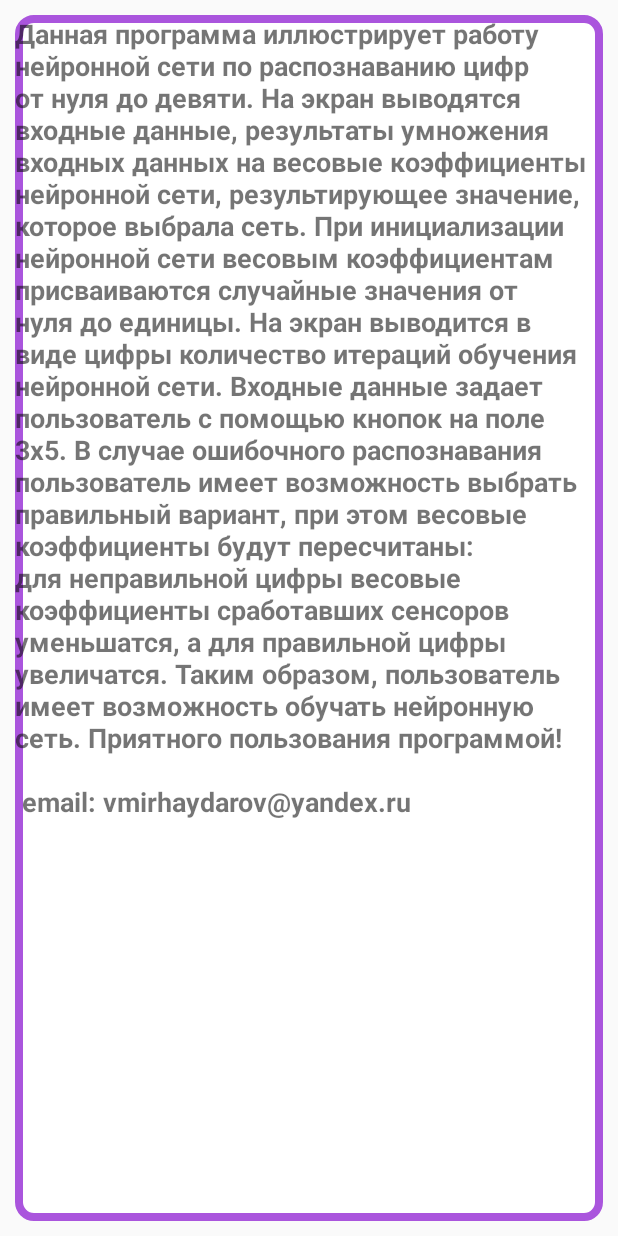
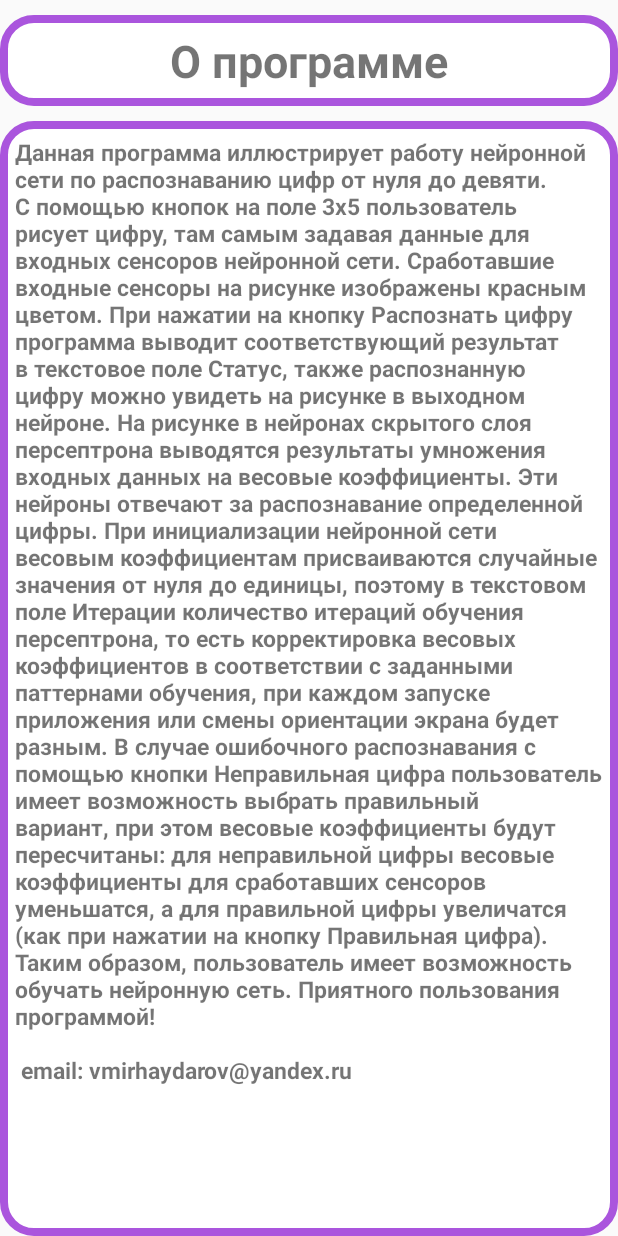
Before and after one commit to VMirhaydarov/Perceptron, an Android app: the ActivityAbout screen opened directly, with no data from a screen before it, on a phone screen of 412 x 824 dp. Run offline under Robolectric (Android 15) with nearby library versions, the phone set to English and light mode, and no system bars.

Commit message:
Update AboutActivity, refactor - rename project

```diff
--- a/app/build.gradle
+++ b/app/build.gradle
@@ -5,7 +5,7 @@ android {
     buildToolsVersion "29.0.3"
 
     defaultConfig {
-        applicationId "com.example.perceptron"
+        applicationId "com.example.simpleperceptron"
         minSdkVersion 16
         targetSdkVersion 29
         versionCode 1
--- a/app/src/main/java/com/example/perceptron/ActivityAbout.java
+++ b/app/src/main/java/com/example/simpleperceptron/ActivityAbout.java
@@ -1,4 +1,4 @@
-package com.example.perceptron;
+package com.example.simpleperceptron;
 
 import android.app.Activity;
 import android.os.Bundle;
--- a/app/src/main/java/com/example/perceptron/Draw2D.java
+++ b/app/src/main/java/com/example/simpleperceptron/Draw2D.java
@@ -1,4 +1,4 @@
-package com.example.perceptron;
+package com.example.simpleperceptron;
 
 import android.content.Context;
 import android.graphics.Canvas;
@@ -6,7 +6,6 @@ import android.graphics.Color;
 import android.graphics.Paint;
 import android.util.AttributeSet;
 import android.view.View;
-import android.widget.Toast;
 
 import androidx.annotation.Nullable;
 
--- a/app/src/main/java/com/example/perceptron/MainActivity.java
+++ b/app/src/main/java/com/example/simpleperceptron/MainActivity.java
@@ -1,4 +1,4 @@
-package com.example.perceptron;
+package com.example.simpleperceptron;
 
 import androidx.annotation.NonNull;
 import androidx.appcompat.app.AlertDialog;
--- a/app/src/main/java/com/example/perceptron/PerceptronOne.java
+++ b/app/src/main/java/com/example/simpleperceptron/PerceptronOne.java
@@ -1,4 +1,4 @@
-package com.example.perceptron;
+package com.example.simpleperceptron;
 
 import android.util.Log;
 
--- a/app/src/main/java/com/example/perceptron/PerceptronTwo.java
+++ b/app/src/main/java/com/example/simpleperceptron/PerceptronTwo.java
@@ -1,4 +1,4 @@
-package com.example.perceptron;
+package com.example.simpleperceptron;
 
 import android.util.Log;
 
--- a/app/src/main/res/drawable/rounded.xml
+++ b/app/src/main/res/drawable/rounded.xml
@@ -5,7 +5,12 @@
 
     <solid android:color="#FFF" />
 
-    <corners android:radius="10dp" />
+    <corners android:radius="20dp" />
+
+    <padding android:left="10dp"
+        android:top="10dp"
+        android:right="10dp"
+        android:bottom="10dp" />
 
     <stroke
         android:width="5dip"
--- a/app/src/main/res/layout-land/activity_main.xml
+++ b/app/src/main/res/layout-land/activity_main.xml
@@ -275,7 +275,7 @@
         android:onClick="btnStudyWrongClick"
         />
 
-    <com.example.perceptron.Draw2D
+    <com.example.simpleperceptron.Draw2D
         android:layout_width="match_parent"
         android:layout_height="match_parent"
         android:id="@+id/draw2D"
@@ -286,7 +286,7 @@
         android:layout_marginRight="10dp"
         android:layout_marginBottom="10dp"
         android:background="@drawable/black_border">
-    </com.example.perceptron.Draw2D>
+    </com.example.simpleperceptron.Draw2D>
 
 
 </RelativeLayout>
--- a/app/src/main/res/layout/activity_about.xml
+++ b/app/src/main/res/layout/activity_about.xml
@@ -1,19 +1,47 @@
 <?xml version="1.0" encoding="utf-8"?>
+<LinearLayout
+    xmlns:android="http://schemas.android.com/apk/res/android"
+    xmlns:tools="http://schemas.android.com/tools"
+    android:layout_width="match_parent"
+    android:layout_height="match_parent"
+    tools:context=".ActivityAbout"
+    android:isScrollContainer="true"
+    android:orientation="vertical"
+    >
 
     <TextView
-    xmlns:android="http://schemas.android.com/apk/res/android"
+        android:layout_width="match_parent"
+        android:layout_height="wrap_content"
+        android:text="@string/app_about"
+        android:textStyle="bold"
+        android:textSize="30sp"
+        android:textAlignment="center"
+        android:layout_gravity="center_horizontal"
+        android:layout_marginTop="10dp"
+        android:layout_marginBottom="10dp"
+        android:background="@drawable/rounded"
+        />
+
+    <ScrollView
         android:layout_width="match_parent"
         android:layout_height="match_parent"
-    android:src="@drawable/pict_about"
+        android:id="@+id/sv_body_about_activity"
+        android:scrollbars="vertical"
+        android:fillViewport="true"
+        android:background="@drawable/rounded"
+        >
+
+        <TextView
+            android:layout_width="match_parent"
+            android:layout_height="wrap_content"
             android:text="@string/app_about_text"
-    android:textSize="18sp"
+            android:textSize="15sp"
             android:textStyle="bold"
             android:textAlignment="gravity"
             android:layout_gravity="center_horizontal"
-    android:layout_marginTop="10dp"
-    android:layout_marginLeft="10dp"
-    android:layout_marginRight="10dp"
-    android:layout_marginBottom="10dp"
-    android:background="@drawable/rounded"
             >
         </TextView>
+
+    </ScrollView>
+
+</LinearLayout>
--- a/app/src/main/res/layout/activity_main.xml
+++ b/app/src/main/res/layout/activity_main.xml
@@ -272,7 +272,7 @@
         android:onClick="btnStudyRightClick"
         />
 
-    <com.example.perceptron.Draw2D
+    <com.example.simpleperceptron.Draw2D
         android:layout_width="match_parent"
         android:layout_height="match_parent"
         android:id="@+id/draw2D"
@@ -282,6 +282,6 @@
         android:layout_marginRight="10dp"
         android:layout_marginBottom="10dp"
         android:background="@drawable/black_border">
-        </com.example.perceptron.Draw2D>
+        </com.example.simpleperceptron.Draw2D>
 
 </RelativeLayout>
--- a/app/src/main/res/values/strings.xml
+++ b/app/src/main/res/values/strings.xml
@@ -1,5 +1,5 @@
 <resources>
-    <string name="app_name">Perceptron</string>
+    <string name="app_name">SimplePerceptron</string>
     <string name="app_about">О программе</string>
     <string name="btn_get_result_text">Распознать цифру</string>
     <string name="btn_get_result_land_text">Распознать \nцифру</string>
@@ -17,16 +17,25 @@
     <string name="tv_status_value_number_is">Цифра = </string>
     <string name="app_about_text">
         Данная программа иллюстрирует работу нейронной сети по распознаванию цифр от нуля до девяти.
-        На экран выводятся входные данные, результаты умножения входных данных на весовые
-        коэффициенты нейронной сети, результирующее значение, которое выбрала сеть.
+        C помощью кнопок на поле 3x5 пользователь рисует цифру, там самым задавая данные для
+        входных сенсоров нейронной сети. Сработавшие входные сенсоры на рисунке изображены красным цветом.
+        При нажатии на кнопку "Распознать цифру" программа
+        выводит соответствующий результат в текстовое поле "Статус", также распознанную цифру
+        можно увидеть на рисунке в выходном нейроне.
+        На рисунке в нейронах скрытого слоя персептрона выводятся результаты умножения входных
+        данных на весовые коэффициенты. Эти нейроны отвечают за распознавание определенной цифры.
         При инициализации нейронной сети весовым коэффициентам присваиваются случайные значения от
-        нуля до единицы. На экран выводится в виде цифры количество итераций обучения нейронной сети.
-        Входные данные задает пользователь с помощью кнопок на поле 3x5. В случае ошибочного
-        распознавания пользователь имеет возможность выбрать правильный вариант, при этом весовые
-        коэффициенты будут пересчитаны: для неправильной цифры весовые коэффициенты сработавших сенсоров
-        уменьшатся, а для правильной цифры увеличатся. Таким образом, пользователь имеет возможность
-        обучать нейронную сеть. Приятного пользования программой!\n\n
-        email: vmirhaydarov@yandex.ru
+        нуля до единицы, поэтому в текстовом поле "Итерации" количество итераций обучения персептрона,
+        то есть корректировка весовых коэффициентов в соответствии с заданными паттернами обучения,
+        при каждом запуске приложения или смены ориентации экрана будет разным.
+        В случае ошибочного распознавания с помощью кнопки "Неправильная цифра" пользователь имеет
+        возможность выбрать правильный вариант, при этом весовые
+        коэффициенты будут пересчитаны: для неправильной цифры весовые коэффициенты для
+        сработавших сенсоров уменьшатся, а для правильной цифры увеличатся (как при нажатии на кнопку
+        "Правильная цифра").
+        Таким образом, пользователь имеет возможность обучать нейронную сеть.
+        Приятного пользования программой!\n\n
+        email: vmirhaydarov@yandex.ru\n\n
     </string>
 
 </resources>
```
Also changed, not shown: app/src/main/AndroidManifest.xml (+4 -4 lines), app/src/main/res/drawable/pict_about.jpg (deleted), 4 other files. Lines whose indentation alone changed are shown as unchanged.
